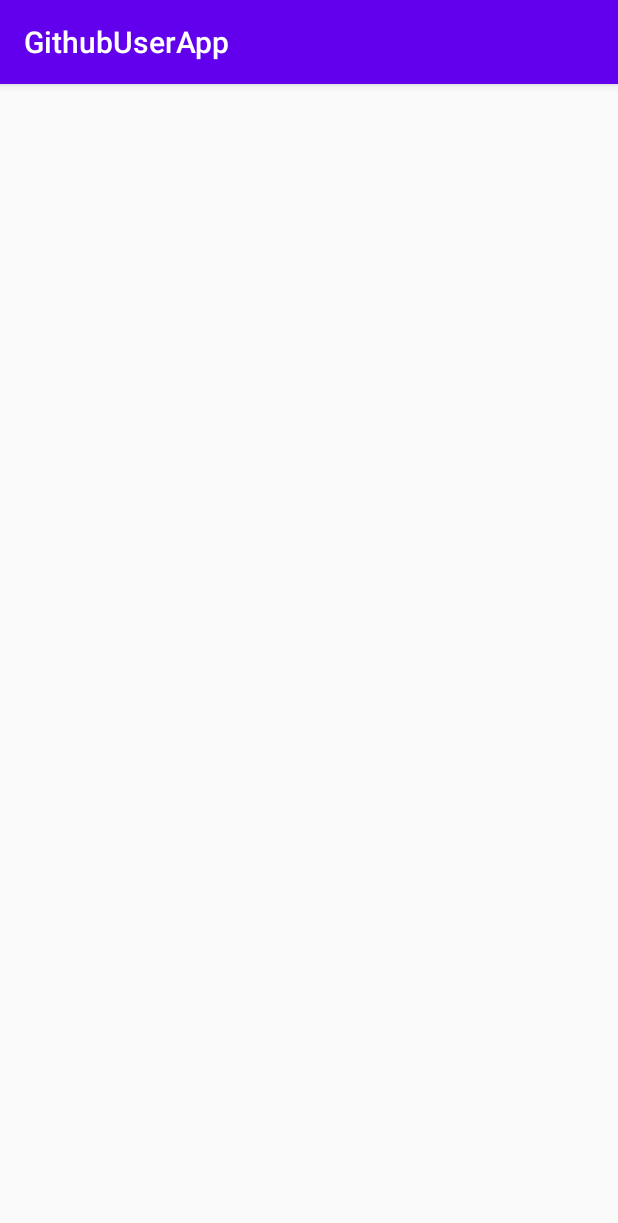
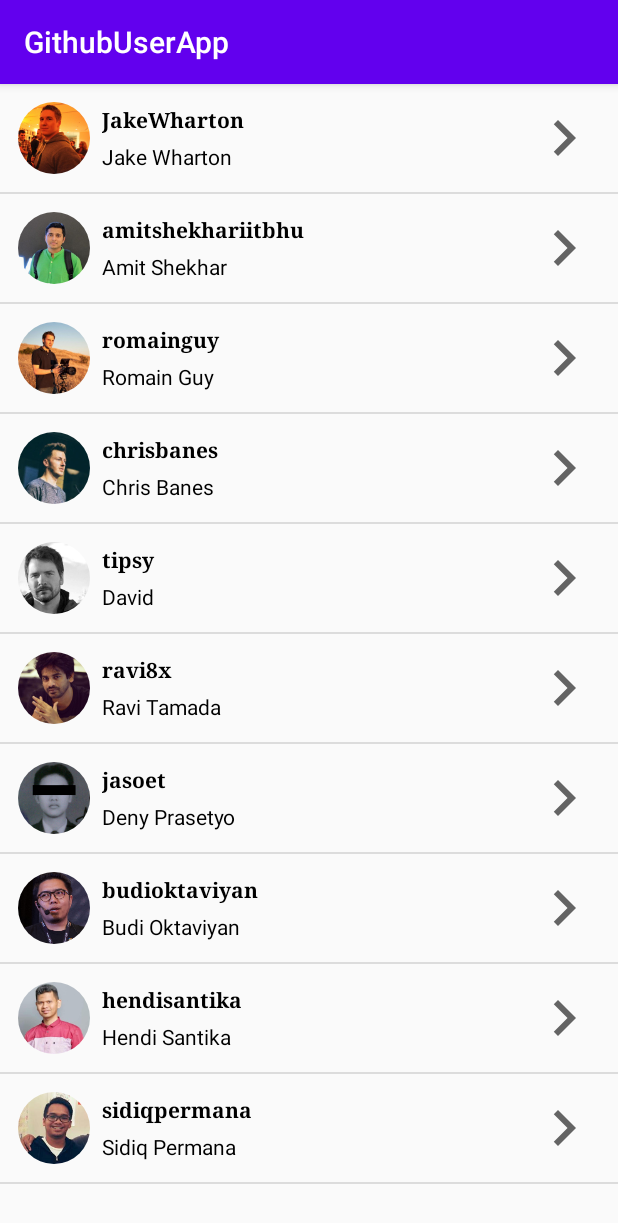
Before and after one commit to victorang1/github-user-app, an Android app: the screen it shows after launch (MainActivity), on a phone screen of 412 x 824 dp. Shown: the top 1223 px of the screen. Run offline under Robolectric (Android 15) with nearby library versions, the phone set to English and light mode, and no system bars; our stand-ins replace CircleImageView, data binding.

Commit message:
home done

```diff
--- a/app/src/main/java/com/example/githubuserapp/MainActivity.kt
+++ b/app/src/main/java/com/example/githubuserapp/MainActivity.kt
@@ -1,11 +1,71 @@
 package com.example.githubuserapp
 
+import android.content.res.TypedArray
 import androidx.appcompat.app.AppCompatActivity
 import android.os.Bundle
+import androidx.databinding.DataBindingUtil
+import androidx.recyclerview.widget.DividerItemDecoration
+import androidx.recyclerview.widget.LinearLayoutManager
+import com.example.githubuserapp.databinding.ActivityMainBinding
+import com.example.githubuserapp.model.GithubUser
 
 class MainActivity : AppCompatActivity() {
+
+    private lateinit var mBinding: ActivityMainBinding
+    private lateinit var mAdapter: UserAdapter
+
+    private lateinit var dataUsername: Array<String>
+    private lateinit var dataName: Array<String>
+    private lateinit var dataLocation: Array<String>
+    private lateinit var dataRepository: Array<String>
+    private lateinit var dataCompany: Array<String>
+    private lateinit var dataFollowers: Array<String>
+    private lateinit var dataFollowing: Array<String>
+    private lateinit var dataAvatar: TypedArray
+
     override fun onCreate(savedInstanceState: Bundle?) {
         super.onCreate(savedInstanceState)
-        setContentView(R.layout.activity_main)
+        mBinding = DataBindingUtil.setContentView(this, R.layout.activity_main)
+        prepareDataSet()
+        initializeAdapter()
+        initializeDataSet()
+    }
+
+    private fun initializeAdapter() {
+        mAdapter = UserAdapter(this, arrayListOf())
+        val layoutManager = LinearLayoutManager(this)
+        mBinding.rvUser.layoutManager = layoutManager
+        mBinding.rvUser.addItemDecoration(DividerItemDecoration(this, layoutManager.orientation))
+        mBinding.rvUser.adapter = mAdapter
+    }
+
+    private fun prepareDataSet() {
+        dataUsername = resources.getStringArray(R.array.username)
+        dataName = resources.getStringArray(R.array.name)
+        dataLocation = resources.getStringArray(R.array.location)
+        dataRepository = resources.getStringArray(R.array.repository)
+        dataCompany = resources.getStringArray(R.array.company)
+        dataFollowers = resources.getStringArray(R.array.followers)
+        dataFollowing = resources.getStringArray(R.array.following)
+        dataAvatar = resources.obtainTypedArray(R.array.avatar)
+    }
+
+    private fun initializeDataSet() {
+        val list = mutableListOf<GithubUser>()
+        for (position in resources.getStringArray(R.array.username).indices) {
+            list.add(
+                GithubUser(
+                    dataUsername[position],
+                    dataName[position],
+                    dataLocation[position],
+                    dataRepository[position],
+                    dataCompany[position],
+                    dataFollowers[position],
+                    dataFollowing[position],
+                    dataAvatar.getResourceId(position, -1)
+                )
+            )
+        }
+        mAdapter.setDataSet(list)
     }
 }
--- /dev/null
+++ b/app/src/main/java/com/example/githubuserapp/UserAdapter.kt
@@ -0,0 +1,48 @@
+package com.example.githubuserapp
+
+import android.content.Context
+import android.view.LayoutInflater
+import android.view.ViewGroup
+import androidx.recyclerview.widget.RecyclerView
+import com.bumptech.glide.Glide
+import com.bumptech.glide.request.RequestOptions
+import com.example.githubuserapp.databinding.UserDetailItemLayoutBinding
+import com.example.githubuserapp.model.GithubUser
+
+class UserAdapter(private val context: Context, private var userList: List<GithubUser>) :
+    RecyclerView.Adapter<UserAdapter.UserViewHolder>() {
+
+    override fun onCreateViewHolder(parent: ViewGroup, viewType: Int): UserViewHolder {
+        return UserViewHolder(
+            UserDetailItemLayoutBinding.inflate(
+                LayoutInflater.from(context),
+                parent,
+                false
+            )
+        )
+    }
+
+    override fun onBindViewHolder(holder: UserViewHolder, position: Int) {
+        val githubUser = userList[position]
+        holder.bind(githubUser)
+    }
+
+    override fun getItemCount(): Int = userList.count()
+
+    fun setDataSet(userList: List<GithubUser>) {
+        this.userList = userList
+        notifyDataSetChanged()
+    }
+
+    inner class UserViewHolder(private val itemBinding: UserDetailItemLayoutBinding) :
+        RecyclerView.ViewHolder(itemBinding.root) {
+
+        fun bind(githubUser: GithubUser) {
+            itemBinding.user = githubUser
+            Glide.with(context)
+                .load(githubUser.avatar)
+                .apply(RequestOptions.errorOf(R.drawable.ic_person))
+                .into(itemBinding.civAvatar)
+        }
+    }
+}
--- a/app/src/main/java/com/example/githubuserapp/model/GithubUser.kt
+++ b/app/src/main/java/com/example/githubuserapp/model/GithubUser.kt
@@ -1,6 +1,5 @@
 package com.example.githubuserapp.model
 
-import android.graphics.Bitmap
 import android.os.Parcelable
 import androidx.databinding.BaseObservable
 import kotlinx.android.parcel.Parcelize
@@ -12,7 +11,7 @@ data class GithubUser(
     val location: String,
     val repository: String,
     val company: String,
-    val followers: Int,
-    val following: Int,
-    val avatar: Bitmap
+    val followers: String,
+    val following: String,
+    val avatar: Int
 ) : BaseObservable(), Parcelable
--- /dev/null
+++ b/app/src/main/res/drawable/ic_arrow_right.xml
@@ -0,0 +1,10 @@
+<vector xmlns:android="http://schemas.android.com/apk/res/android"
+    android:width="48dp"
+    android:height="48dp"
+    android:viewportWidth="24"
+    android:viewportHeight="24"
+    android:tint="?attr/colorControlNormal">
+  <path
+      android:fillColor="@android:color/white"
+      android:pathData="M8.59,16.59L13.17,12 8.59,7.41 10,6l6,6 -6,6 -1.41,-1.41z"/>
+</vector>
--- /dev/null
+++ b/app/src/main/res/drawable/ic_person.xml
@@ -0,0 +1,5 @@
+<vector android:height="24dp" android:tint="#3C3C40"
+    android:viewportHeight="24" android:viewportWidth="24"
+    android:width="24dp" xmlns:android="http://schemas.android.com/apk/res/android">
+    <path android:fillColor="@android:color/white" android:pathData="M12,12c2.21,0 4,-1.79 4,-4s-1.79,-4 -4,-4 -4,1.79 -4,4 1.79,4 4,4zM12,14c-2.67,0 -8,1.34 -8,4v2h16v-2c0,-2.66 -5.33,-4 -8,-4z"/>
+</vector>
--- a/app/src/main/res/layout/activity_main.xml
+++ b/app/src/main/res/layout/activity_main.xml
@@ -14,6 +14,7 @@
         >
 
         <androidx.recyclerview.widget.RecyclerView
+            android:id="@+id/rv_user"
             android:layout_width="match_parent"
             android:layout_height="wrap_content"
             app:layout_constraintTop_toTopOf="parent"
--- a/app/src/main/res/layout/user_detail_item_layout.xml
+++ b/app/src/main/res/layout/user_detail_item_layout.xml
@@ -12,7 +12,7 @@
     <androidx.constraintlayout.widget.ConstraintLayout
         android:layout_width="match_parent"
         android:layout_height="wrap_content"
-        android:padding="@dimen/dimen_8dp"
+        android:padding="@dimen/dimen_12dp"
         >
 
         <de.hdodenhof.circleimageview.CircleImageView
@@ -28,7 +28,7 @@
             android:id="@+id/tv_username"
             android:layout_width="0dp"
             android:layout_height="wrap_content"
-            android:layout_marginLeft="@dimen/dimen_8dp"
+            android:layout_marginStart="@dimen/dimen_8dp"
             android:fontFamily="serif"
             app:layout_constraintTop_toTopOf="parent"
             app:layout_constraintRight_toRightOf="parent"
@@ -45,7 +45,7 @@
             android:layout_width="0dp"
             android:layout_height="wrap_content"
             android:layout_marginTop="@dimen/dimen_4dp"
-            android:layout_marginLeft="@dimen/dimen_8dp"
+            android:layout_marginStart="@dimen/dimen_8dp"
             android:fontFamily="sans-serif"
             app:layout_constraintTop_toBottomOf="@id/tv_username"
             app:layout_constraintLeft_toRightOf="@id/civ_avatar"
@@ -56,6 +56,15 @@
             tools:text="Victor Ang"
             />
 
+        <ImageView
+            android:layout_width="wrap_content"
+            android:layout_height="wrap_content"
+            android:src="@drawable/ic_arrow_right"
+            app:layout_constraintTop_toTopOf="parent"
+            app:layout_constraintRight_toRightOf="parent"
+            app:layout_constraintBottom_toBottomOf="parent"
+            />
+
     </androidx.constraintlayout.widget.ConstraintLayout>
 
 </layout>
--- a/app/src/main/res/values/dimens.xml
+++ b/app/src/main/res/values/dimens.xml
@@ -1,6 +1,7 @@
 <?xml version="1.0" encoding="utf-8"?>
 <resources>
-    <dimen name="image_sm_size">64dp</dimen>
+    <dimen name="image_sm_size">48dp</dimen>
+    <dimen name="dimen_12dp">12dp</dimen>
     <dimen name="dimen_8dp">8dp</dimen>
     <dimen name="dimen_4dp">4dp</dimen>
 </resources>
```
